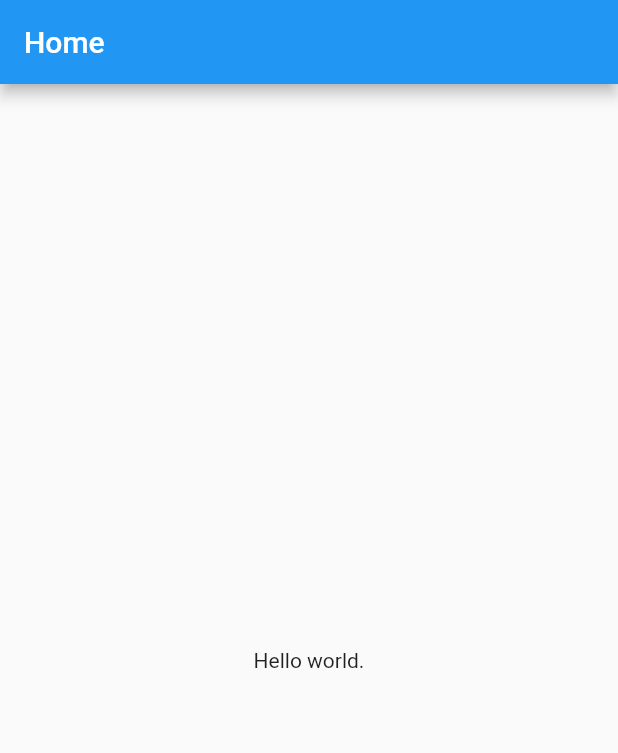
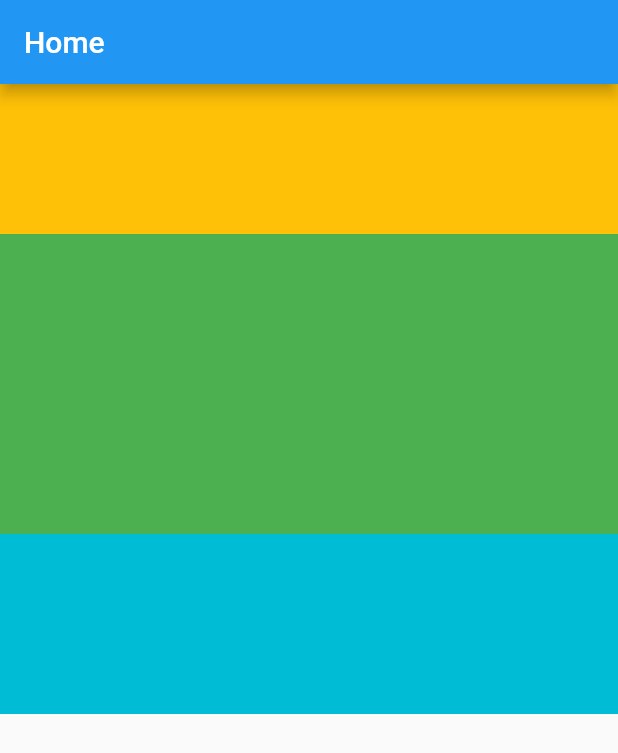
Before and after one commit to MarshalW/flutter_examples, a Flutter app: the screen it shows after launch, on a phone screen of 412 x 824 dp. Shown: the top 753 px of the screen. Run offline on Flutter 3.47's test engine with Material 2 defaults, Android fonts, the phone set to English and light mode, and no system bars.

Commit message:
finish how_to_get_widget_height

```diff
--- a/lib/main.dart
+++ b/lib/main.dart
@@ -1,3 +1,5 @@
+// 演示，使用globalKey，获取任意Widget的尺寸和位置
+
 import 'package:flutter/material.dart';
 
 void main() => runApp(MyApp());
@@ -18,15 +20,43 @@ class AppPage extends StatefulWidget {
 
 class _AppPageState extends State<AppPage> {
 
+  GlobalKey _keyAmber = GlobalKey();
+
   @override
   Widget build(BuildContext context) {
     return Scaffold(
       appBar: AppBar(
         title: Text("Home"),
       ),
-      body: Center(
-        child: Text('Hello world.'),
-      ),
+      body: Column(
+        children: <Widget>[
+          GestureDetector(
+            child: Container(
+              key: _keyAmber,
+              color: Colors.amber,
+              constraints: BoxConstraints(
+                  minHeight: 100
+              ),
+            ),
+            onTap: (){
+              final RenderBox box = _keyAmber.currentContext.findRenderObject();
+              print('Height is ${box.size.height}, position is ${box.localToGlobal(Offset.zero)}');
+            },
+          ),
+          Container(
+            color: Colors.green,
+            constraints: BoxConstraints(
+              minHeight: 200
+            ),
+          ),
+          Container(
+            color: Colors.cyan,
+            constraints: BoxConstraints(
+                minHeight: 120
+            ),
+          )
+        ],
+      )
     );
   }
 }
```
Also changed, not shown: 1 other file.
